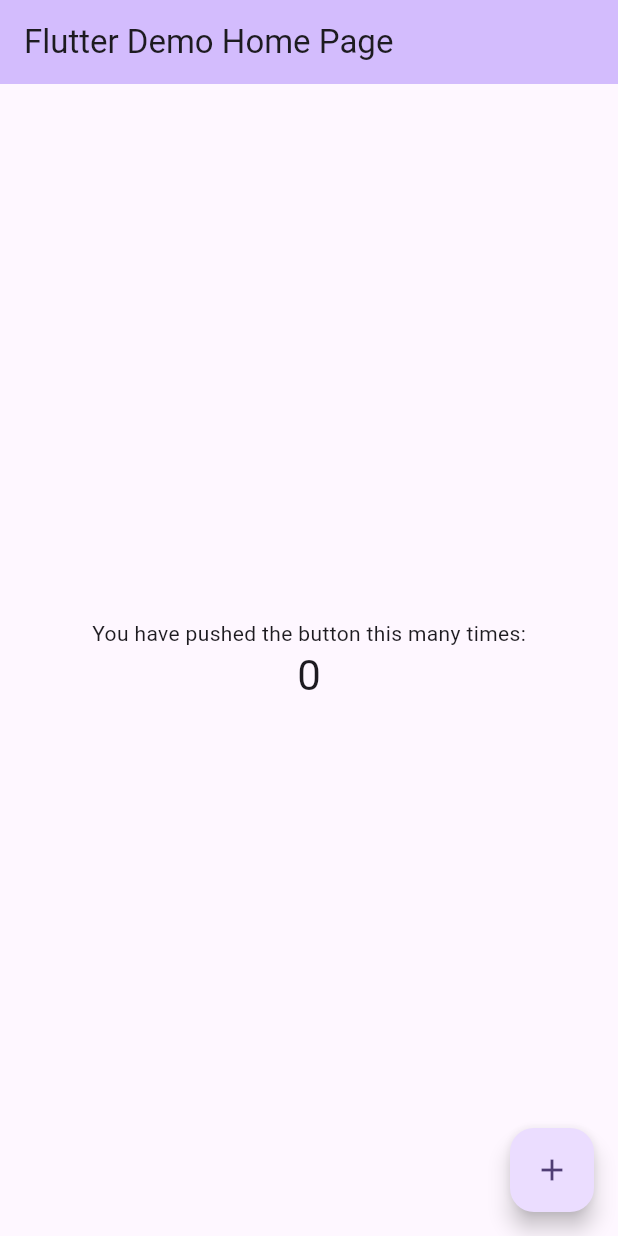
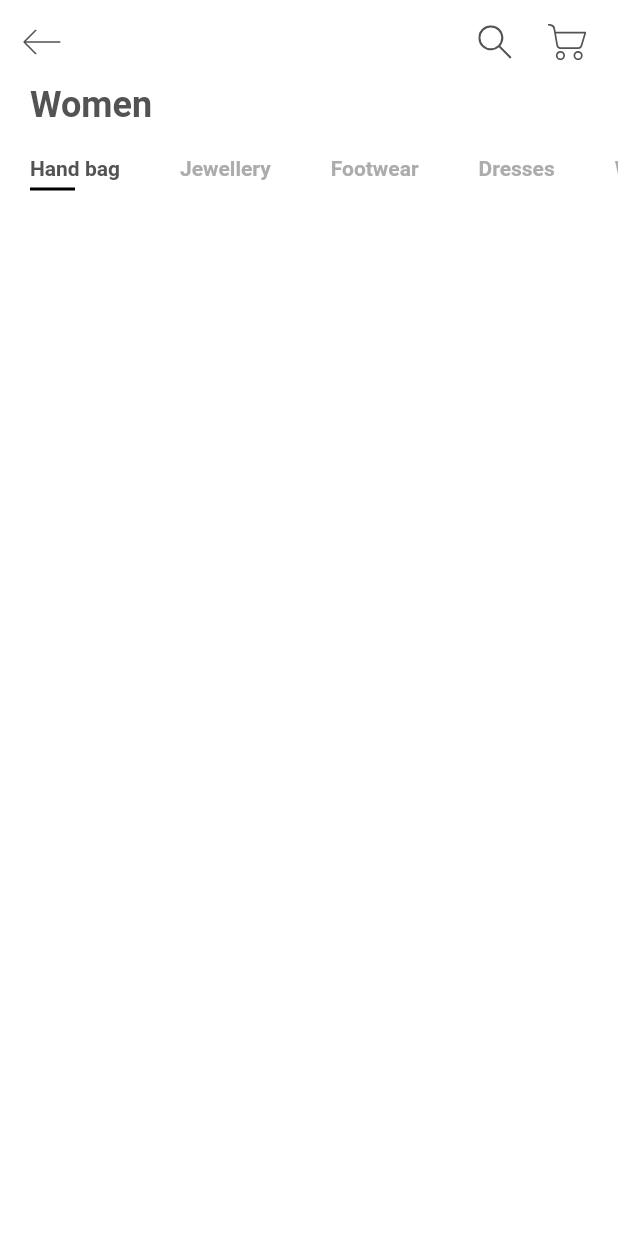
Before and after one commit to hgajipara246/e_commerce_ui, a Flutter app: the screen it shows after launch, on a phone screen of 412 x 824 dp. Run offline on Flutter 3.47's test engine with Material 2 defaults, Android fonts, the light colour scheme and no system bars; our stand-ins replace flutter_svg.

Commit message:
18/7/2023

```diff
--- /dev/null
+++ b/lib/constant/constant.dart
@@ -0,0 +1,5 @@
+import 'package:flutter/cupertino.dart';
+
+const Color textGrey = Color(0xFF535353);
+const Color textLightGrey = Color(0xFFACACAC);
+const double defaultPadding = 20.0;
--- a/lib/main.dart
+++ b/lib/main.dart
@@ -1,4 +1,7 @@
+import 'package:e_commerce_ui/constant/constant.dart';
 import 'package:flutter/material.dart';
+
+import 'view/home_screen/home_screen.dart';
 
 void main() {
   runApp(const MyApp());
@@ -12,114 +15,13 @@ class MyApp extends StatelessWidget {
   Widget build(BuildContext context) {
     return MaterialApp(
       title: 'Flutter Demo',
+      debugShowCheckedModeBanner: false,
       theme: ThemeData(
-        // This is the theme of your application.
-        //
-        // TRY THIS: Try running your application with "flutter run". You'll see
-        // the application has a blue toolbar. Then, without quitting the app,
-        // try changing the seedColor in the colorScheme below to Colors.green
-        // and then invoke "hot reload" (save your changes or press the "hot
-        // reload" button in a Flutter-supported IDE, or press "r" if you used
-        // the command line to start the app).
-        //
-        // Notice that the counter didn't reset back to zero; the application
-        // state is not lost during the reload. To reset the state, use hot
-        // restart instead.
-        //
-        // This works for code too, not just values: Most code changes can be
-        // tested with just a hot reload.
+        textTheme: Theme.of(context).textTheme.apply(bodyColor: textGrey),
         colorScheme: ColorScheme.fromSeed(seedColor: Colors.deepPurple),
         useMaterial3: true,
       ),
-      home: const MyHomePage(title: 'Flutter Demo Home Page'),
+      home: HomeScreen(),
     );
   }
 }
-
-class MyHomePage extends StatefulWidget {
-  const MyHomePage({super.key, required this.title});
-
-  // This widget is the home page of your application. It is stateful, meaning
-  // that it has a State object (defined below) that contains fields that affect
-  // how it looks.
-
-  // This class is the configuration for the state. It holds the values (in this
-  // case the title) provided by the parent (in this case the App widget) and
-  // used by the build method of the State. Fields in a Widget subclass are
-  // always marked "final".
-
-  final String title;
-
-  @override
-  State<MyHomePage> createState() => _MyHomePageState();
-}
-
-class _MyHomePageState extends State<MyHomePage> {
-  int _counter = 0;
-
-  void _incrementCounter() {
-    setState(() {
-      // This call to setState tells the Flutter framework that something has
-      // changed in this State, which causes it to rerun the build method below
-      // so that the display can reflect the updated values. If we changed
-      // _counter without calling setState(), then the build method would not be
-      // called again, and so nothing would appear to happen.
-      _counter++;
-    });
-  }
-
-  @override
-  Widget build(BuildContext context) {
-    // This method is rerun every time setState is called, for instance as done
-    // by the _incrementCounter method above.
-    //
-    // The Flutter framework has been optimized to make rerunning build methods
-    // fast, so that you can just rebuild anything that needs updating rather
-    // than having to individually change instances of widgets.
-    return Scaffold(
-      appBar: AppBar(
-        // TRY THIS: Try changing the color here to a specific color (to
-        // Colors.amber, perhaps?) and trigger a hot reload to see the AppBar
-        // change color while the other colors stay the same.
-        backgroundColor: Theme.of(context).colorScheme.inversePrimary,
-        // Here we take the value from the MyHomePage object that was created by
-        // the App.build method, and use it to set our appbar title.
-        title: Text(widget.title),
-      ),
-      body: Center(
-        // Center is a layout widget. It takes a single child and positions it
-        // in the middle of the parent.
-        child: Column(
-          // Column is also a layout widget. It takes a list of children and
-          // arranges them vertically. By default, it sizes itself to fit its
-          // children horizontally, and tries to be as tall as its parent.
-          //
-          // Column has various properties to control how it sizes itself and
-          // how it positions its children. Here we use mainAxisAlignment to
-          // center the children vertically; the main axis here is the vertical
-          // axis because Columns are vertical (the cross axis would be
-          // horizontal).
-          //
-          // TRY THIS: Invoke "debug painting" (choose the "Toggle Debug Paint"
-          // action in the IDE, or press "p" in the console), to see the
-          // wireframe for each widget.
-          mainAxisAlignment: MainAxisAlignment.center,
-          children: <Widget>[
-            const Text(
-              'You have pushed the button this many times:',
-            ),
-            Text(
-              '$_counter',
-              style: Theme.of(context).textTheme.headlineMedium,
-            ),
-          ],
-        ),
-      ),
-      floatingActionButton: FloatingActionButton(
-        onPressed: _incrementCounter,
-        tooltip: 'Increment',
-        child: const Icon(Icons.add),
-      ), // This trailing comma makes auto-formatting nicer for build methods.
-    );
-  }
-}
--- /dev/null
+++ b/lib/model/product.dart
@@ -0,0 +1,35 @@
+import 'package:flutter/material.dart';
+
+class Product {
+  final String image, title, description;
+  final int price, size, id;
+  final Color color;
+  Product({
+    this.id,
+    this.image,
+    this.title,
+    this.price,
+    this.description,
+    this.size,
+    this.color,
+  });
+}
+
+List<Product> products = [
+  Product(id: 1, title: "Office Code", price: 234, size: 12, description: dummyText, image: "assets/images/bag_1.png", color: Color(0xFF3D82AE)),
+  Product(id: 2, title: "Belt Bag", price: 234, size: 8, description: dummyText, image: "assets/images/bag_2.png", color: Color(0xFFD3A984)),
+  Product(id: 3, title: "Hang Top", price: 234, size: 10, description: dummyText, image: "assets/images/bag_3.png", color: Color(0xFF989493)),
+  Product(id: 4, title: "Old Fashion", price: 234, size: 11, description: dummyText, image: "assets/images/bag_4.png", color: Color(0xFFE6B398)),
+  Product(id: 5, title: "Office Code", price: 234, size: 12, description: dummyText, image: "assets/images/bag_5.png", color: Color(0xFFFB7883)),
+  Product(
+    id: 6,
+    title: "Office Code",
+    price: 234,
+    size: 12,
+    description: dummyText,
+    image: "assets/images/bag_6.png",
+    color: Color(0xFFAEAEAE),
+  ),
+];
+
+String dummyText = "Lorem Ipsum is simply dummy text of the printing and typesetting industry. Lorem Ipsum has been the industry's standard dummy text ever since. When an unknown printer took a galley.";
--- /dev/null
+++ b/lib/view/home_screen/components/body.dart
@@ -0,0 +1,27 @@
+// ignore_for_file: library_private_types_in_public_api
+
+import 'package:e_commerce_ui/constant/constant.dart';
+import 'package:flutter/material.dart';
+
+import 'categories.dart';
+
+class Body extends StatelessWidget {
+  const Body({super.key});
+
+  @override
+  Widget build(BuildContext context) {
+    return Column(
+      crossAxisAlignment: CrossAxisAlignment.start,
+      children: <Widget>[
+        Padding(
+          padding: const EdgeInsets.symmetric(horizontal: defaultPadding),
+          child: Text(
+            "Women",
+            style: Theme.of(context).textTheme.headline5!.copyWith(fontWeight: FontWeight.bold),
+          ),
+        ),
+        Categories(),
+      ],
+    );
+  }
+}
--- /dev/null
+++ b/lib/view/home_screen/components/categories.dart
@@ -0,0 +1,59 @@
+import 'package:e_commerce_ui/constant/constant.dart';
+import 'package:flutter/material.dart';
+
+class Categories extends StatefulWidget {
+  const Categories({super.key});
+
+  @override
+  _CategoriesState createState() => _CategoriesState();
+}
+
+class _CategoriesState extends State<Categories> {
+  List<String> categories = ["Hand bag", "Jewellery", "Footwear", "Dresses", "Watches"];
+  int selectedIndex = 0;
+  @override
+  Widget build(BuildContext context) {
+    return Padding(
+      padding: EdgeInsets.symmetric(vertical: defaultPadding),
+      child: SizedBox(
+        height: 30,
+        child: ListView.builder(
+          scrollDirection: Axis.horizontal,
+          itemCount: categories.length,
+          itemBuilder: (context, index) => buildCategory(index),
+        ),
+      ),
+    );
+  }
+
+  Widget buildCategory(int index) {
+    return GestureDetector(
+      onTap: () {
+        setState(() {
+          selectedIndex = index;
+        });
+      },
+      child: Padding(
+        padding: EdgeInsets.symmetric(horizontal: defaultPadding),
+        child: Column(
+          crossAxisAlignment: CrossAxisAlignment.start,
+          children: [
+            Text(
+              categories[index],
+              style: TextStyle(
+                fontWeight: FontWeight.bold,
+                color: selectedIndex == index ? textGrey : textLightGrey,
+              ),
+            ),
+            Container(
+              margin: EdgeInsets.only(top: defaultPadding / 4),
+              height: 2,
+              width: 30,
+              color: selectedIndex == index ? Colors.black : Colors.transparent,
+            ),
+          ],
+        ),
+      ),
+    );
+  }
+}
--- /dev/null
+++ b/lib/view/home_screen/home_screen.dart
@@ -0,0 +1,47 @@
+import 'package:e_commerce_ui/constant/constant.dart';
+import 'package:e_commerce_ui/view/home_screen/components/body.dart';
+import 'package:flutter/material.dart';
+import 'package:flutter_svg/svg.dart';
+
+class HomeScreen extends StatelessWidget {
+  const HomeScreen({super.key});
+
+  @override
+  Widget build(BuildContext context) {
+    return Scaffold(
+      backgroundColor: Colors.white,
+      appBar: buildAppBar(),
+      body: const Body(),
+    );
+  }
+
+  AppBar buildAppBar() {
+    return AppBar(
+      backgroundColor: Colors.white,
+      elevation: 0,
+      leading: IconButton(
+        icon: SvgPicture.asset("assets/icons/back.svg"),
+        onPressed: () {},
+      ),
+      actions: <Widget>[
+        IconButton(
+          icon: SvgPicture.asset(
+            "assets/icons/search.svg",
+            // By default our  icon color is white
+            color: textGrey,
+          ),
+          onPressed: () {},
+        ),
+        IconButton(
+          icon: SvgPicture.asset(
+            "assets/icons/cart.svg",
+            // By default our  icon color is white
+            color: textGrey,
+          ),
+          onPressed: () {},
+        ),
+        const SizedBox(width: defaultPadding / 2)
+      ],
+    );
+  }
+}
```
Also changed, not shown: pubspec.yaml (+4 -3 lines), assets/icons/add_to_cart.svg (added), assets/icons/back.svg (added), assets/icons/bag_1.svg (added), assets/icons/cart.svg (added), assets/icons/heart.svg (added), assets/icons/search.svg (added), assets/images/bag_1.png (added), assets/images/bag_2.png (added), assets/images/bag_3.png (added), assets/images/bag_4.png (added), assets/images/bag_5.png (added), assets/images/bag_6.png (added), pubspec.lock.
